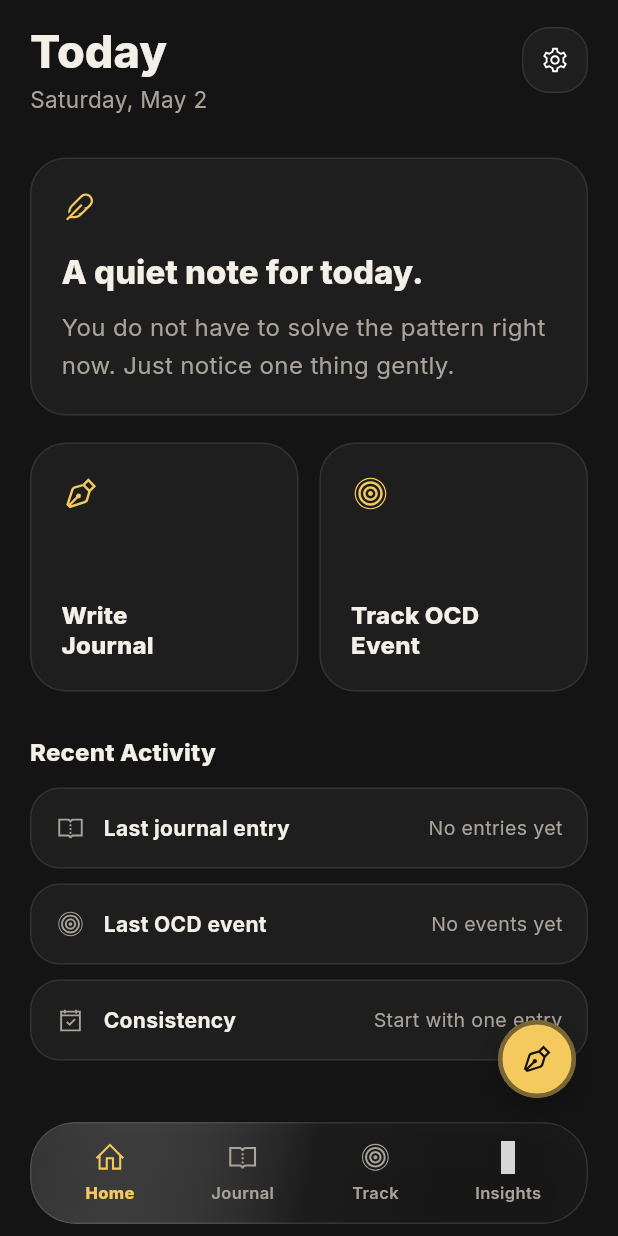
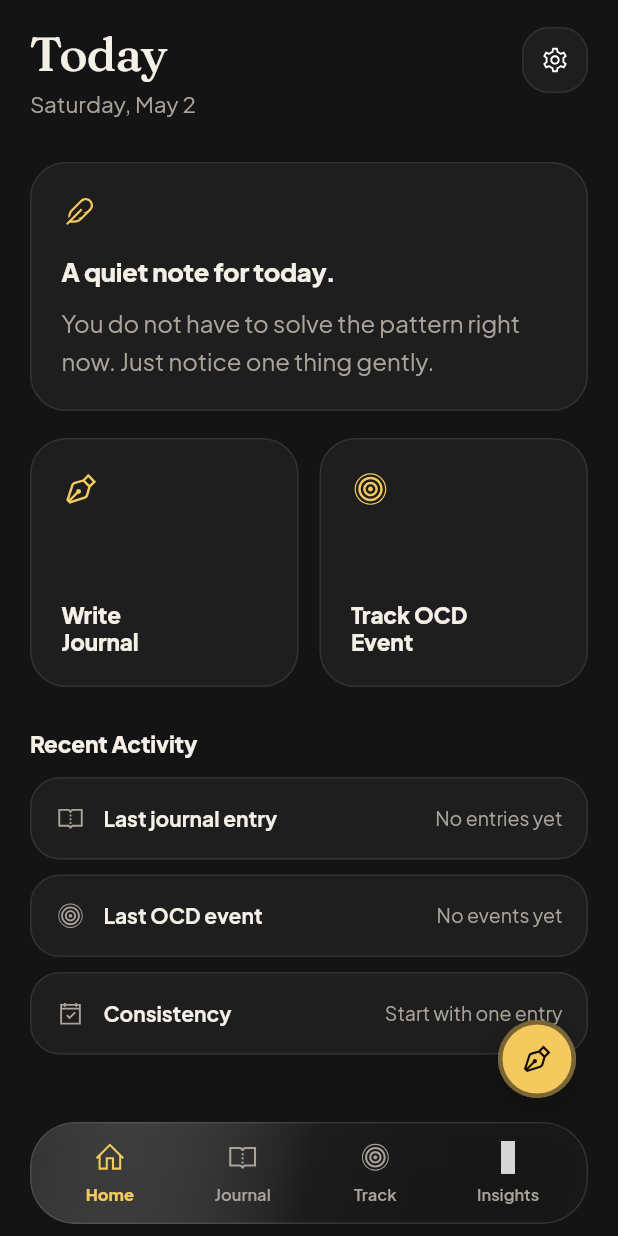
Before and after one commit to maskedsyntax/patterns, a Flutter app: the screen it shows after launch, after a tap on "Start journaling", on a phone screen of 412 x 824 dp. Run offline on Flutter 3.47's test engine with Material 3 defaults, Android fonts, the phone set to English and light mode, and no system bars; our stand-ins replace file_picker, fl_chart, flutter_riverpod, font_awesome_flutter, google_fonts, line_icons and 1 more; missing offline and left inert: dart:js_interop, window_manager; accounts and stored records are empty; project files that could hold a hidden picture were left out; grey boxes are pictures that could not be loaded.

Commit message:
Polish typography and fix iOS app icon
Switch from Inter to Plus Jakarta Sans (UI/body) paired with Fraunces
(display headings) and add a tuned TextTheme with proper weights, sizes,
and letter-spacing. Generate iOS launcher icons from assets/logo.png so
the simulator no longer shows the default Flutter placeholder.

```diff
--- a/flutter_launcher_icons.yaml
+++ b/flutter_launcher_icons.yaml
@@ -1,5 +1,8 @@
 flutter_launcher_icons:
   image_path: "assets/logo.png"
+
+  ios: true
+  remove_alpha_ios: true
 
   macos:
     generate: true
--- a/lib/main.dart
+++ b/lib/main.dart
@@ -2,7 +2,6 @@ import 'dart:ui';
 
 import 'package:flutter/material.dart';
 import 'package:flutter_riverpod/flutter_riverpod.dart';
-import 'package:google_fonts/google_fonts.dart';
 import 'package:line_icons/line_icons.dart';
 
 import 'models/models.dart';
@@ -32,7 +31,6 @@ final GlobalKey<NavigatorState> _rootNavigatorKey = GlobalKey<NavigatorState>();
 
 void main() {
   WidgetsFlutterBinding.ensureInitialized();
-  GoogleFonts.config.allowRuntimeFetching = false;
 
   runApp(const ProviderScope(child: PatternsApp()));
 }
@@ -144,10 +142,13 @@ class WelcomeScreen extends StatelessWidget {
               Text(
                 'Understand your patterns.\nOne entry at a time.',
                 textAlign: TextAlign.center,
-                style: theme.textTheme.headlineMedium?.copyWith(
-                  fontWeight: FontWeight.w800,
-                  height: 1.16,
-                  fontSize: 30,
+                style: TextStyle(
+                  fontFamily: AppTheme.displayFamily,
+                  fontWeight: FontWeight.w500,
+                  fontSize: 32,
+                  height: 1.12,
+                  letterSpacing: -0.6,
+                  color: theme.colorScheme.onSurface,
                 ),
               ),
               const SizedBox(height: 18),
--- a/lib/screens/analytics_screen.dart
+++ b/lib/screens/analytics_screen.dart
@@ -493,10 +493,13 @@ String _triggerPatternCopy(List<OcdEntry> entries) {
 }
 
 TextStyle _screenTitle(ThemeData theme) {
-  return theme.textTheme.headlineSmall!.copyWith(
-    fontSize: 30,
-    fontWeight: FontWeight.w800,
-    height: 1.1,
+  return TextStyle(
+    fontFamily: AppTheme.displayFamily,
+    fontSize: 32,
+    fontWeight: FontWeight.w500,
+    height: 1.08,
+    letterSpacing: -0.6,
+    color: theme.colorScheme.onSurface,
   );
 }
 
--- a/lib/screens/journal_screen.dart
+++ b/lib/screens/journal_screen.dart
@@ -1,6 +1,5 @@
 import 'package:flutter/material.dart';
 import 'package:flutter_riverpod/flutter_riverpod.dart';
-import 'package:google_fonts/google_fonts.dart';
 import 'package:intl/intl.dart';
 import 'package:line_icons/line_icons.dart';
 
@@ -428,9 +427,11 @@ class _JournalEntryEditorState extends ConsumerState<JournalEntryEditor> {
                   textAlignVertical: TextAlignVertical.top,
                   autofocus: true,
                   onChanged: (_) => setState(() => _saved = false),
-                  style: GoogleFonts.inter(
-                    fontSize: 20,
-                    height: 1.62,
+                  style: TextStyle(
+                    fontFamily: AppTheme.sansFamily,
+                    fontSize: 19,
+                    height: 1.65,
+                    letterSpacing: -0.1,
                     color: theme.colorScheme.onSurface,
                   ),
                   decoration: InputDecoration(
@@ -825,10 +826,13 @@ class _EmptyState extends StatelessWidget {
 }
 
 TextStyle _screenTitle(ThemeData theme) {
-  return theme.textTheme.headlineSmall!.copyWith(
-    fontSize: 30,
-    fontWeight: FontWeight.w800,
-    height: 1.1,
+  return TextStyle(
+    fontFamily: AppTheme.displayFamily,
+    fontSize: 32,
+    fontWeight: FontWeight.w500,
+    height: 1.08,
+    letterSpacing: -0.6,
+    color: theme.colorScheme.onSurface,
   );
 }
 
--- a/lib/screens/ocd_tracker_screen.dart
+++ b/lib/screens/ocd_tracker_screen.dart
@@ -1,6 +1,5 @@
 import 'package:flutter/material.dart';
 import 'package:flutter_riverpod/flutter_riverpod.dart';
-import 'package:google_fonts/google_fonts.dart';
 import 'package:intl/intl.dart';
 import 'package:line_icons/line_icons.dart';
 
@@ -307,11 +306,13 @@ class _OcdEventCard extends StatelessWidget {
             entry.content,
             maxLines: 2,
             overflow: TextOverflow.ellipsis,
-            style: GoogleFonts.inter(
+            style: TextStyle(
+              fontFamily: AppTheme.sansFamily,
               color: theme.colorScheme.onSurface,
               fontSize: 16,
               height: 1.38,
               fontWeight: FontWeight.w700,
+              letterSpacing: -0.2,
             ),
           ),
           const SizedBox(height: 12),
@@ -532,10 +533,13 @@ class _EmptyTrackState extends StatelessWidget {
 }
 
 TextStyle _screenTitle(ThemeData theme) {
-  return theme.textTheme.headlineSmall!.copyWith(
-    fontSize: 30,
-    fontWeight: FontWeight.w800,
-    height: 1.1,
+  return TextStyle(
+    fontFamily: AppTheme.displayFamily,
+    fontSize: 32,
+    fontWeight: FontWeight.w500,
+    height: 1.08,
+    letterSpacing: -0.6,
+    color: theme.colorScheme.onSurface,
   );
 }
 
--- a/lib/screens/settings_screen.dart
+++ b/lib/screens/settings_screen.dart
@@ -334,10 +334,13 @@ class _BottomPanel extends StatelessWidget {
 }
 
 TextStyle _screenTitle(ThemeData theme) {
-  return theme.textTheme.headlineSmall!.copyWith(
-    fontSize: 30,
-    fontWeight: FontWeight.w800,
-    height: 1.1,
+  return TextStyle(
+    fontFamily: AppTheme.displayFamily,
+    fontSize: 32,
+    fontWeight: FontWeight.w500,
+    height: 1.08,
+    letterSpacing: -0.6,
+    color: theme.colorScheme.onSurface,
   );
 }
 
--- a/lib/theme/app_theme.dart
+++ b/lib/theme/app_theme.dart
@@ -1,6 +1,9 @@
 import 'package:flutter/material.dart';
 
 class AppTheme {
+  static const String sansFamily = 'PlusJakartaSans';
+  static const String displayFamily = 'Fraunces';
+
   static const Color warmYellow = Color(0xFFF4C95D);
   static const Color deepCharcoal = Color(0xFF141414);
   static const Color charcoalCard = Color(0xFF1E1E1E);
@@ -18,6 +21,131 @@ class AppTheme {
   static const Color lightTextSecondary = Color(0xFF6E6E73);
   static const Color lightBorder = Color(0xFFE3DED4);
 
+  static TextTheme _buildTextTheme(Color body, Color muted) {
+    return TextTheme(
+      displayLarge: TextStyle(
+        fontFamily: displayFamily,
+        fontWeight: FontWeight.w500,
+        fontSize: 56,
+        height: 1.05,
+        letterSpacing: -1.2,
+        color: body,
+      ),
+      displayMedium: TextStyle(
+        fontFamily: displayFamily,
+        fontWeight: FontWeight.w500,
+        fontSize: 44,
+        height: 1.08,
+        letterSpacing: -0.9,
+        color: body,
+      ),
+      displaySmall: TextStyle(
+        fontFamily: displayFamily,
+        fontWeight: FontWeight.w500,
+        fontSize: 34,
+        height: 1.12,
+        letterSpacing: -0.6,
+        color: body,
+      ),
+      headlineLarge: TextStyle(
+        fontFamily: displayFamily,
+        fontWeight: FontWeight.w500,
+        fontSize: 28,
+        height: 1.18,
+        letterSpacing: -0.4,
+        color: body,
+      ),
+      headlineMedium: TextStyle(
+        fontFamily: sansFamily,
+        fontWeight: FontWeight.w700,
+        fontSize: 22,
+        height: 1.22,
+        letterSpacing: -0.3,
+        color: body,
+      ),
+      headlineSmall: TextStyle(
+        fontFamily: sansFamily,
+        fontWeight: FontWeight.w700,
+        fontSize: 18,
+        height: 1.25,
+        letterSpacing: -0.2,
+        color: body,
+      ),
+      titleLarge: TextStyle(
+        fontFamily: sansFamily,
+        fontWeight: FontWeight.w700,
+        fontSize: 17,
+        height: 1.3,
+        letterSpacing: -0.2,
+        color: body,
+      ),
+      titleMedium: TextStyle(
+        fontFamily: sansFamily,
+        fontWeight: FontWeight.w600,
+        fontSize: 15,
+        height: 1.35,
+        letterSpacing: -0.1,
+        color: body,
+      ),
+      titleSmall: TextStyle(
+        fontFamily: sansFamily,
+        fontWeight: FontWeight.w600,
+        fontSize: 13,
+        height: 1.4,
+        letterSpacing: 0,
+        color: body,
+      ),
+      bodyLarge: TextStyle(
+        fontFamily: sansFamily,
+        fontWeight: FontWeight.w400,
+        fontSize: 16,
+        height: 1.5,
+        letterSpacing: -0.1,
+        color: body,
+      ),
+      bodyMedium: TextStyle(
+        fontFamily: sansFamily,
+        fontWeight: FontWeight.w400,
+        fontSize: 14,
+        height: 1.5,
+        letterSpacing: 0,
+        color: body,
+      ),
+      bodySmall: TextStyle(
+        fontFamily: sansFamily,
+        fontWeight: FontWeight.w400,
+        fontSize: 12.5,
+        height: 1.45,
+        letterSpacing: 0.05,
+        color: muted,
+      ),
+      labelLarge: TextStyle(
+        fontFamily: sansFamily,
+        fontWeight: FontWeight.w600,
+        fontSize: 14,
+        height: 1.2,
+        letterSpacing: 0.1,
+        color: body,
+      ),
+      labelMedium: TextStyle(
+        fontFamily: sansFamily,
+        fontWeight: FontWeight.w600,
+        fontSize: 12,
+        height: 1.2,
+        letterSpacing: 0.2,
+        color: body,
+      ),
+      labelSmall: TextStyle(
+        fontFamily: sansFamily,
+        fontWeight: FontWeight.w600,
+        fontSize: 11,
+        height: 1.2,
+        letterSpacing: 0.4,
+        color: muted,
+      ),
+    );
+  }
+
   static ThemeData darkTheme = ThemeData(
     useMaterial3: true,
     brightness: Brightness.dark,
@@ -32,12 +160,8 @@ class AppTheme {
     ),
     scaffoldBackgroundColor: deepCharcoal,
     dividerColor: softBorder,
-    fontFamily: 'Inter',
-    textTheme: const TextTheme().apply(
-      bodyColor: textPrimary,
-      displayColor: textPrimary,
-      fontFamily: 'Inter',
-    ),
+    fontFamily: sansFamily,
+    textTheme: _buildTextTheme(textPrimary, textSecondary),
     cardTheme: CardThemeData(
       color: charcoalCard,
       elevation: 0,
@@ -52,10 +176,11 @@ class AppTheme {
       scrolledUnderElevation: 0,
       centerTitle: false,
       titleTextStyle: TextStyle(
+        fontFamily: displayFamily,
         fontSize: 28,
-        fontWeight: FontWeight.w700,
+        fontWeight: FontWeight.w500,
+        letterSpacing: -0.4,
         color: textPrimary,
-        fontFamily: 'Inter',
       ),
     ),
     elevatedButtonTheme: ElevatedButtonThemeData(
@@ -67,8 +192,10 @@ class AppTheme {
         padding: const EdgeInsets.symmetric(horizontal: 22, vertical: 16),
         shape: RoundedRectangleBorder(borderRadius: BorderRadius.circular(18)),
         textStyle: const TextStyle(
+          fontFamily: sansFamily,
           fontWeight: FontWeight.w700,
-          fontFamily: 'Inter',
+          fontSize: 15,
+          letterSpacing: -0.1,
         ),
       ),
     ),
@@ -79,8 +206,10 @@ class AppTheme {
         side: const BorderSide(color: softBorder),
         shape: RoundedRectangleBorder(borderRadius: BorderRadius.circular(18)),
         textStyle: const TextStyle(
+          fontFamily: sansFamily,
           fontWeight: FontWeight.w700,
-          fontFamily: 'Inter',
+          fontSize: 15,
+          letterSpacing: -0.1,
         ),
       ),
     ),
@@ -122,12 +251,8 @@ class AppTheme {
     ),
     scaffoldBackgroundColor: lightBg,
     dividerColor: lightBorder,
-    fontFamily: 'Inter',
-    textTheme: const TextTheme().apply(
-      bodyColor: lightTextPrimary,
-      displayColor: lightTextPrimary,
-      fontFamily: 'Inter',
-    ),
+    fontFamily: sansFamily,
+    textTheme: _buildTextTheme(lightTextPrimary, lightTextSecondary),
     cardTheme: CardThemeData(
       color: lightSurface,
       elevation: 0,
@@ -142,10 +267,11 @@ class AppTheme {
       scrolledUnderElevation: 0,
       centerTitle: false,
       titleTextStyle: TextStyle(
-        fontSize: 17,
-        fontWeight: FontWeight.w700,
+        fontFamily: displayFamily,
+        fontSize: 20,
+        fontWeight: FontWeight.w500,
+        letterSpacing: -0.3,
         color: lightTextPrimary,
-        fontFamily: 'Inter',
       ),
     ),
     elevatedButtonTheme: ElevatedButtonThemeData(
@@ -156,9 +282,10 @@ class AppTheme {
         padding: const EdgeInsets.symmetric(horizontal: 20, vertical: 12),
         shape: RoundedRectangleBorder(borderRadius: BorderRadius.circular(8)),
         textStyle: const TextStyle(
+          fontFamily: sansFamily,
           fontWeight: FontWeight.w700,
-          letterSpacing: -0.2,
-          fontFamily: 'Inter',
+          fontSize: 14,
+          letterSpacing: -0.1,
         ),
       ),
     ),
@@ -168,9 +295,10 @@ class AppTheme {
         side: const BorderSide(color: primaryGold, width: 2.0),
         shape: RoundedRectangleBorder(borderRadius: BorderRadius.circular(8)),
         textStyle: const TextStyle(
+          fontFamily: sansFamily,
           fontWeight: FontWeight.w700,
-          letterSpacing: -0.2,
-          fontFamily: 'Inter',
+          fontSize: 14,
+          letterSpacing: -0.1,
         ),
       ),
     ),
```
Also changed, not shown: pubspec.yaml (+18 -4 lines), assets/fonts/Fraunces-Variable.ttf (added), assets/fonts/Inter-Bold.ttf (deleted), assets/fonts/Inter-Regular.ttf (deleted), assets/fonts/PlusJakartaSans-Variable.ttf (added), pubspec.lock, 23 other files.
